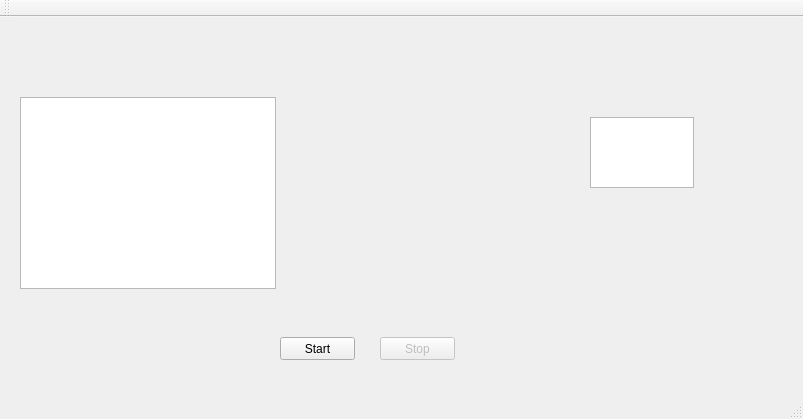
simonusher/p4, file OrderP3 GUI/OrderP3GUI.ui: the form before one commit.
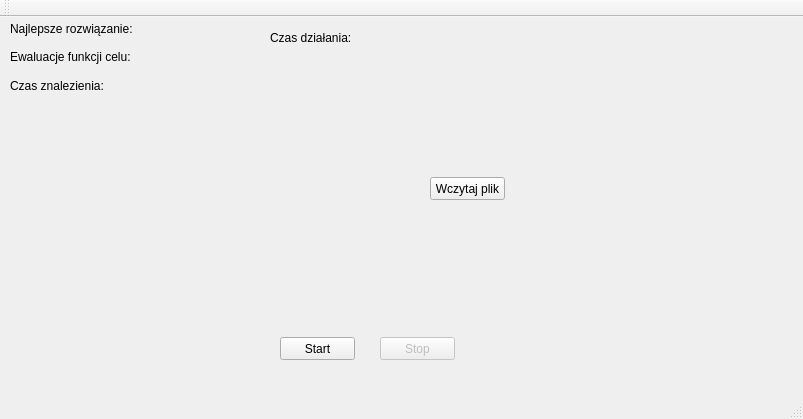
The form after the commit.

Commit message: add best solution info

```diff
--- a/OrderP3 GUI/OrderP3GUI.ui
+++ b/OrderP3 GUI/OrderP3GUI.ui
@@ -27,17 +27,7 @@
      <string>Start</string>
     </property>
    </widget>
-   <widget class="QTextEdit" name="text_edit">
-    <property name="geometry">
-     <rect>
-      <x>590</x>
-      <y>100</y>
-      <width>104</width>
-      <height>71</height>
-     </rect>
-    </property>
-   </widget>
-   <widget class="QPushButton" name="stop_button">
+   <widget class="QPushButton" name="bt_stop">
     <property name="enabled">
      <bool>false</bool>
     </property>
@@ -53,14 +43,69 @@
      <string>Stop</string>
     </property>
    </widget>
-   <widget class="QListView" name="test_cases_list">
+   <widget class="QPushButton" name="bt_select_file">
     <property name="geometry">
      <rect>
-      <x>20</x>
-      <y>80</y>
-      <width>256</width>
-      <height>192</height>
+      <x>430</x>
+      <y>160</y>
+      <width>75</width>
+      <height>23</height>
      </rect>
+    </property>
+    <property name="text">
+     <string>Wczytaj plik</string>
+    </property>
+   </widget>
+   <widget class="QWidget" name="verticalLayoutWidget">
+    <property name="geometry">
+     <rect>
+      <x>0</x>
+      <y>0</y>
+      <width>241</width>
+      <height>91</height>
+     </rect>
+    </property>
+    <layout class="QVBoxLayout" name="vl_best_solution_data">
+     <property name="leftMargin">
+      <number>10</number>
+     </property>
+     <property name="topMargin">
+      <number>0</number>
+     </property>
+     <item>
+      <widget class="QLabel" name="lb_best_solution">
+       <property name="text">
+        <string>Najlepsze rozwiązanie:</string>
+       </property>
+      </widget>
+     </item>
+     <item>
+      <widget class="QLabel" name="lb_ffe">
+       <property name="text">
+        <string>Ewaluacje funkcji celu:</string>
+       </property>
+      </widget>
+     </item>
+     <item>
+      <widget class="QLabel" name="lb_time">
+       <property name="text">
+        <string>Czas znalezienia:</string>
+       </property>
+      </widget>
+     </item>
+    </layout>
+   </widget>
+   <widget class="QLabel" name="lb_time_passed">
+    <property name="geometry">
+     <rect>
+      <x>270</x>
+      <y>10</y>
+      <width>191</width>
+      <height>21</height>
+     </rect>
+    </property>
+    <property name="text">
+     <string>Czas działania:</string>
     </property>
    </widget>
   </widget>
```
Left out of the diff: 30 changed lines with no effect on the pictures. The commit also changes 3 other files.
